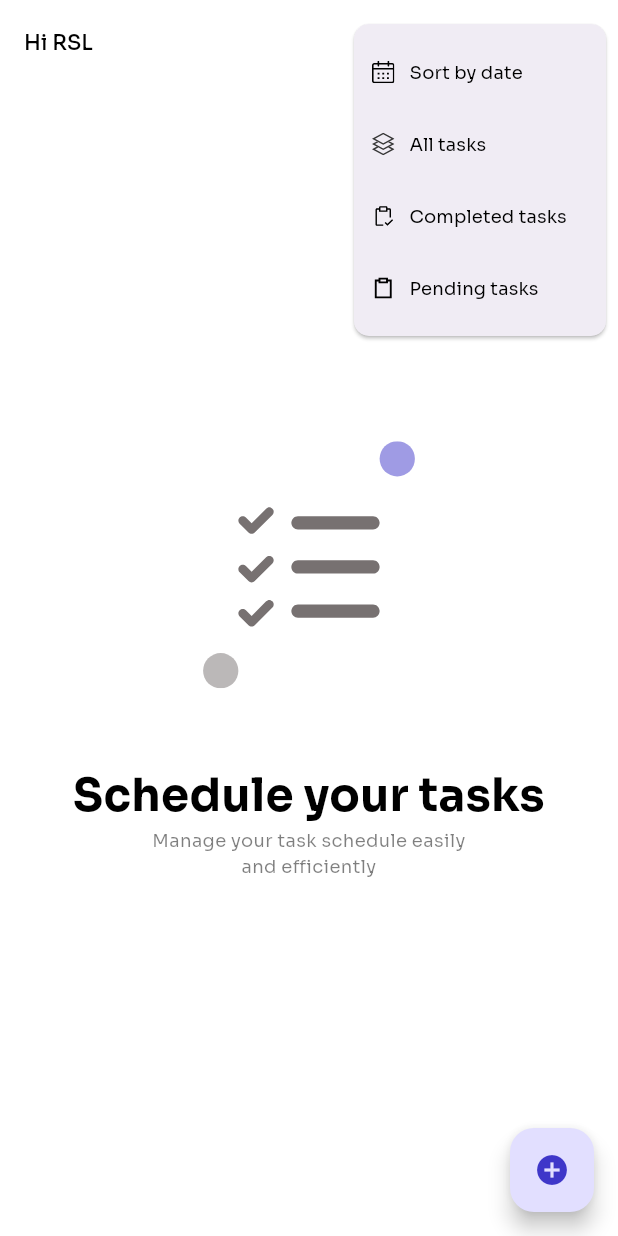
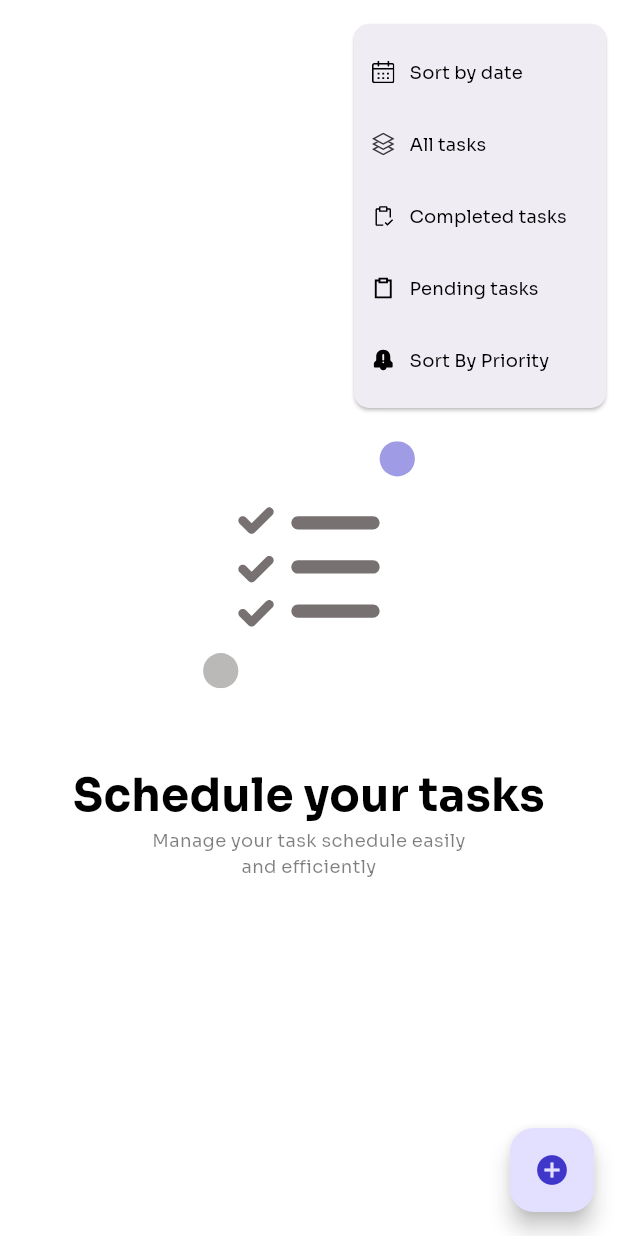
Before and after one commit to KhawajaFakhar143/rsl_task_manager_app, a Flutter app: the screen it shows after launch, after a tap on an icon or button, on a phone screen of 412 x 824 dp. Run offline on Flutter 3.47's test engine with Material 3 defaults, Android fonts, the phone set to English and light mode, and no system bars; our stand-ins replace flutter_bloc, flutter_svg, shared_preferences, table_calendar.

Commit message:
feat: Sort by high priority

```diff
--- a/lib/splash_screen.dart
+++ b/lib/splash_screen.dart
@@ -1,7 +1,5 @@
 import 'package:flutter/material.dart';
 import 'package:task_managing_app/utils/color_palette.dart';
-import 'package:task_managing_app/utils/font_sizes.dart';
-import 'components/widgets.dart';
 import 'routes/pages.dart';
 
 class SplashScreen extends StatefulWidget {
@@ -38,12 +36,7 @@ class _SplashScreenState extends State<SplashScreen> {
           crossAxisAlignment: CrossAxisAlignment.center,
           children: [
             Image.asset('assets/images/app_logo.png', width: 100,),
-            const SizedBox(height: 20,),
-            buildText('RSL Task Managing', kWhiteColor, textBold,
-                FontWeight.w600, TextAlign.center, TextOverflow.clip),
-            const SizedBox(
-              height: 10,
-            ),
+
           ],
         )));
   }
--- a/lib/tasks/presentation/pages/tasks_screen.dart
+++ b/lib/tasks/presentation/pages/tasks_screen.dart
@@ -41,7 +41,7 @@ class _TasksScreenState extends State<TasksScreen> {
             child: Scaffold(
           backgroundColor: kWhiteColor,
           appBar: CustomAppBar(
-            title: 'Hi RSL',
+            title: '',
             showBackArrow: false,
             actionWidgets: [
               PopupMenuButton<int>(
@@ -77,6 +77,13 @@ class _TasksScreenState extends State<TasksScreen> {
                         context
                             .read<TasksBloc>()
                             .add(SortTaskEvent(sortOption: 3));
+                        break;
+                      }
+                       case 4:
+                      {
+                        context
+                            .read<TasksBloc>()
+                            .add(SortTaskEvent(sortOption: 4));
                         break;
                       }
                   }
@@ -159,6 +166,27 @@ class _TasksScreenState extends State<TasksScreen> {
                           ),
                           buildText(
                               'Pending tasks',
+                              kBlackColor,
+                              textSmall,
+                              FontWeight.normal,
+                              TextAlign.start,
+                              TextOverflow.clip)
+                        ],
+                      ),
+                    ),
+                    PopupMenuItem<int>(
+                      value: 4,
+                      child: Row(
+                        children: [
+                          SvgPicture.asset(
+                            'assets/svgs/priority_icon.svg',
+                            width: 15,
+                          ),
+                          const SizedBox(
+                            width: 10,
+                          ),
+                          buildText(
+                              'Sort By Priority',
                               kBlackColor,
                               textSmall,
                               FontWeight.normal,
--- a/pubspec.yaml
+++ b/pubspec.yaml
@@ -54,7 +54,7 @@ dev_dependencies:
   # activated in the `analysis_options.yaml` file located at the root of your
   # package. See that file for information about deactivating specific lint
   # rules and activating additional ones.
-  flutter_lints: ^5.0.0
+  flutter_lints: ^4.0.0
 
 # For information on the generic Dart part of this file, see the
 # following page: https://dart.dev/tools/pub/pubspec
```
Also changed, not shown: lib/tasks/data/data/local/data_sources/tasks_data_provider.dart (+26 -11 lines), pubspec.lock.
